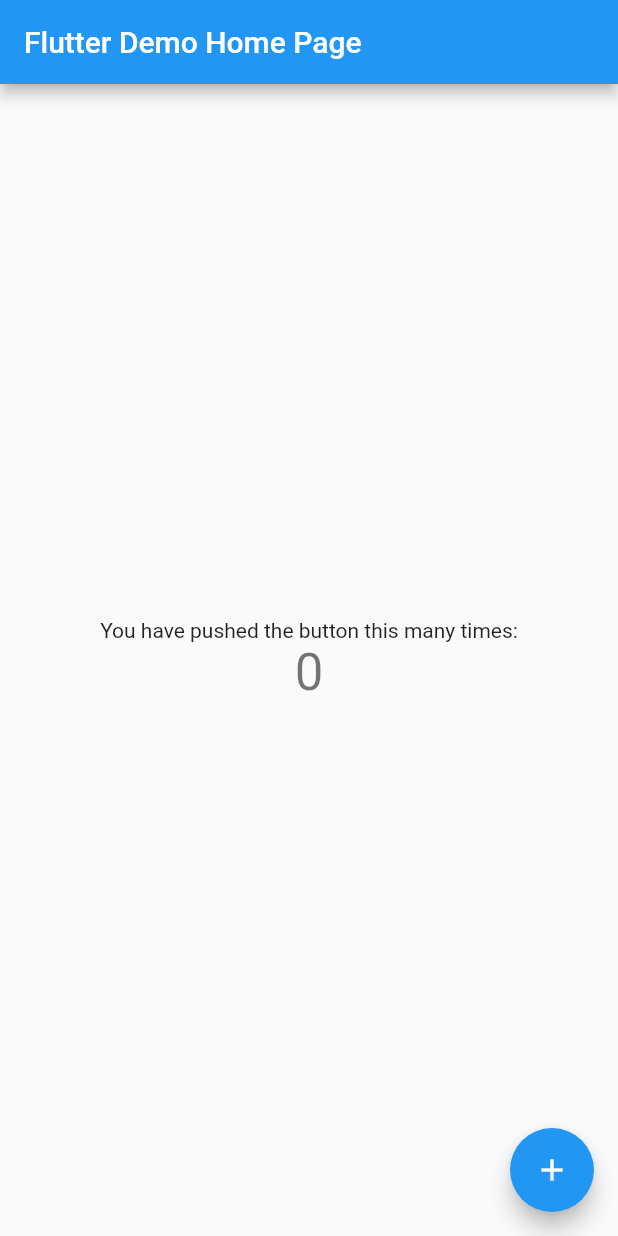
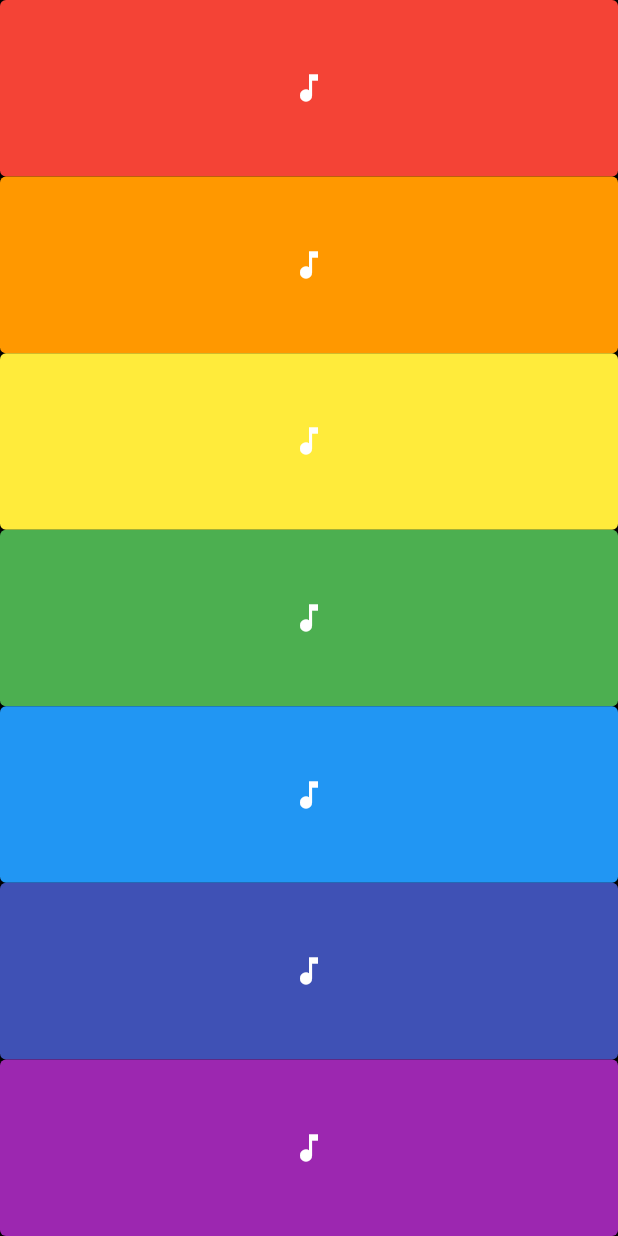
Before and after one commit to victoriafinzi/flutter-bootcampt-study, a Flutter app: the screen it shows after launch, on a phone screen of 412 x 824 dp. Run offline on Flutter 3.47's test engine with Material 2 defaults, Android fonts, the phone set to English and light mode, and no system bars; our stand-ins replace audioplayers.

Commit message:
app refactored and completed

```diff
--- a/lib/main.dart
+++ b/lib/main.dart
@@ -1,115 +1,52 @@
 import 'package:flutter/material.dart';
+import 'package:audioplayers/audioplayers.dart';
 
-void main() {
-  runApp(const MyApp());
-}
+void main() => runApp(XylophoneApp());
 
-class MyApp extends StatelessWidget {
-  const MyApp({Key? key}) : super(key: key);
+class XylophoneApp extends StatelessWidget {
+  void playSound(int soundNumber) {
+    final player = AudioCache();
+    player.play('note$soundNumber.wav');
+  }
 
-  // This widget is the root of your application.
-  @override
-  Widget build(BuildContext context) {
-    return MaterialApp(
-      title: 'Flutter Demo',
-      theme: ThemeData(
-        // This is the theme of your application.
-        //
-        // Try running your application with "flutter run". You'll see the
-        // application has a blue toolbar. Then, without quitting the app, try
-        // changing the primarySwatch below to Colors.green and then invoke
-        // "hot reload" (press "r" in the console where you ran "flutter run",
-        // or simply save your changes to "hot reload" in a Flutter IDE).
-        // Notice that the counter didn't reset back to zero; the application
-        // is not restarted.
-        primarySwatch: Colors.blue,
+  Expanded buildKey({required Color color, required int soundNumber}) {
+    return Expanded(
+      child: TextButton(
+        style: ButtonStyle(
+          foregroundColor: MaterialStateProperty.all<Color>(color),
+          backgroundColor: MaterialStateProperty.all<Color>(color),
+        ),
+        onPressed: () {
+          playSound(soundNumber);
+        },
+        child: Icon(
+          Icons.music_note,
+          color: Colors.white,
+        ),
       ),
-      home: const MyHomePage(title: 'Flutter Demo Home Page'),
     );
-  }
-}
-
-class MyHomePage extends StatefulWidget {
-  const MyHomePage({Key? key, required this.title}) : super(key: key);
-
-  // This widget is the home page of your application. It is stateful, meaning
-  // that it has a State object (defined below) that contains fields that affect
-  // how it looks.
-
-  // This class is the configuration for the state. It holds the values (in this
-  // case the title) provided by the parent (in this case the App widget) and
-  // used by the build method of the State. Fields in a Widget subclass are
-  // always marked "final".
-
-  final String title;
-
-  @override
-  State<MyHomePage> createState() => _MyHomePageState();
-}
-
-class _MyHomePageState extends State<MyHomePage> {
-  int _counter = 0;
-
-  void _incrementCounter() {
-    setState(() {
-      // This call to setState tells the Flutter framework that something has
-      // changed in this State, which causes it to rerun the build method below
-      // so that the display can reflect the updated values. If we changed
-      // _counter without calling setState(), then the build method would not be
-      // called again, and so nothing would appear to happen.
-      _counter++;
-    });
   }
 
   @override
   Widget build(BuildContext context) {
-    // This method is rerun every time setState is called, for instance as done
-    // by the _incrementCounter method above.
-    //
-    // The Flutter framework has been optimized to make rerunning build methods
-    // fast, so that you can just rebuild anything that needs updating rather
-    // than having to individually change instances of widgets.
-    return Scaffold(
-      appBar: AppBar(
-        // Here we take the value from the MyHomePage object that was created by
-        // the App.build method, and use it to set our appbar title.
-        title: Text(widget.title),
-      ),
-      body: Center(
-        // Center is a layout widget. It takes a single child and positions it
-        // in the middle of the parent.
-        child: Column(
-          // Column is also a layout widget. It takes a list of children and
-          // arranges them vertically. By default, it sizes itself to fit its
-          // children horizontally, and tries to be as tall as its parent.
-          //
-          // Invoke "debug painting" (press "p" in the console, choose the
-          // "Toggle Debug Paint" action from the Flutter Inspector in Android
-          // Studio, or the "Toggle Debug Paint" command in Visual Studio Code)
-          // to see the wireframe for each widget.
-          //
-          // Column has various properties to control how it sizes itself and
-          // how it positions its children. Here we use mainAxisAlignment to
-          // center the children vertically; the main axis here is the vertical
-          // axis because Columns are vertical (the cross axis would be
-          // horizontal).
-          mainAxisAlignment: MainAxisAlignment.center,
-          children: <Widget>[
-            const Text(
-              'You have pushed the button this many times:',
-            ),
-            Text(
-              '$_counter',
-              style: Theme.of(context).textTheme.headline4,
-            ),
-          ],
+    return MaterialApp(
+      home: Scaffold(
+        backgroundColor: Colors.black,
+        body: SafeArea(
+          child: Column(
+            crossAxisAlignment: CrossAxisAlignment.stretch,
+            children: <Widget>[
+              buildKey(color: Colors.red, soundNumber: 1),
+              buildKey(color: Colors.orange, soundNumber: 2),
+              buildKey(color: Colors.yellow, soundNumber: 3),
+              buildKey(color: Colors.green, soundNumber: 4),
+              buildKey(color: Colors.blue, soundNumber: 5),
+              buildKey(color: Colors.indigo, soundNumber: 6),
+              buildKey(color: Colors.purple, soundNumber: 7),
+            ],
+          ),
         ),
       ),
-      floatingActionButton: FloatingActionButton(
-        onPressed: _incrementCounter,
-        tooltip: 'Increment',
-        child: const Icon(Icons.add),
-      ), // This trailing comma makes auto-formatting nicer for build methods.
     );
   }
 }
```
Also changed, not shown: pubspec.yaml (+3 -6 lines), pubspec.lock, 7 other files.
